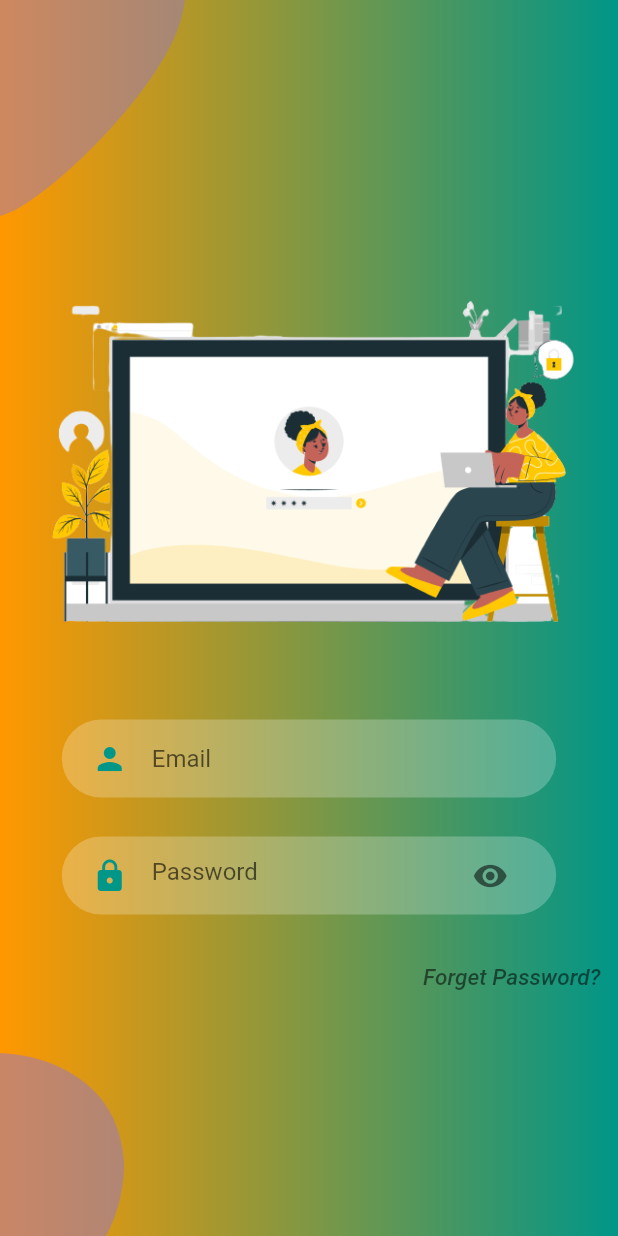
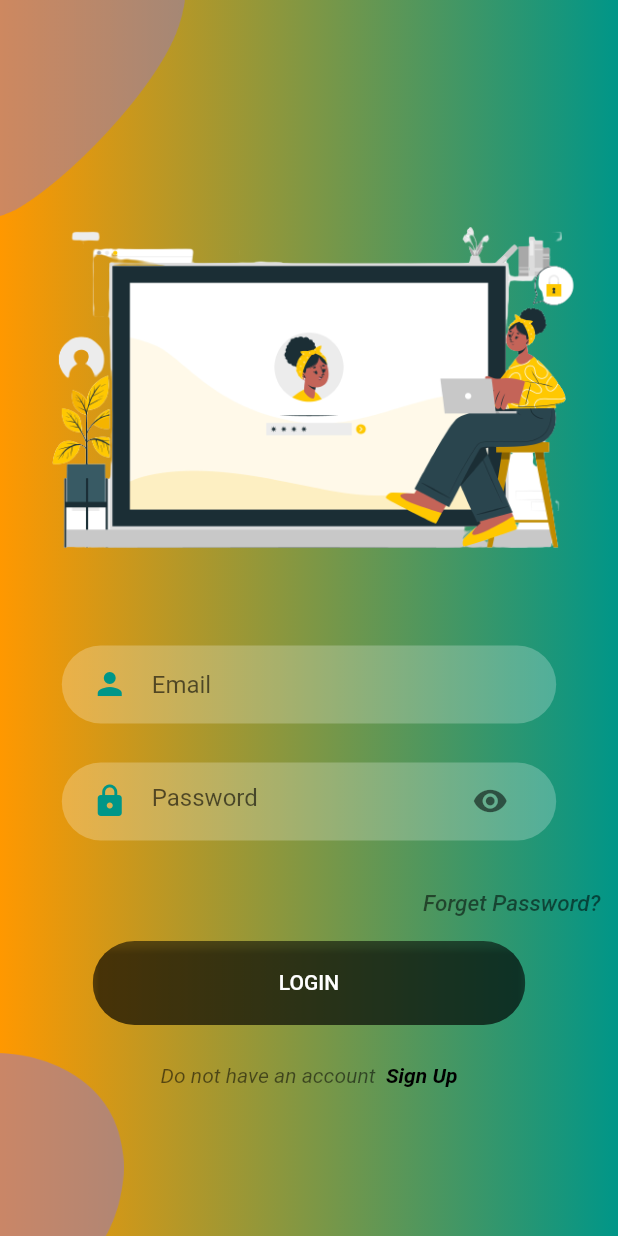
Before and after one commit to otegaoo/flutter-fiverr, a Flutter app: the screen it shows after launch, after a tap on "LOGIN", on a phone screen of 412 x 824 dp. Run offline on Flutter 3.47's test engine with Material 2 defaults, Android fonts, the phone set to English and light mode, and no system bars; our stand-ins replace firebase_auth, firebase_core; accounts and stored records are empty.

Commit message:
FE || Flutter-ui || Login-page added already-have-an-account page and routing video #20 complete

```diff
--- a/fiverr/lib/LoginScreen/body.dart
+++ b/fiverr/lib/LoginScreen/body.dart
@@ -1,4 +1,7 @@
 import 'package:fiverr/LoginScreen/background.dart';
+import 'package:fiverr/SignupScreen/signup_screen.dart';
+import 'package:fiverr/Widgets/already_have_an_account_check.dart';
+import 'package:fiverr/Widgets/rounded_button.dart';
 import 'package:fiverr/Widgets/rounded_input_field.dart';
 import 'package:fiverr/Widgets/rounded_password_field.dart';
 import 'package:flutter/material.dart';
@@ -60,6 +63,21 @@ class _LoginBodyState extends State<LoginBody> {
                   ),
                 ),
               ),
+              RoundedButton(
+                text: 'LOGIN',
+                press: () {
+
+                },
+              ),
+              SizedBox(height: size.height * 0.03,
+              ),
+              AlreadyHaveAnAccountCheck(
+                login: true,
+                press: (){
+                  Navigator.push(context,
+                    MaterialPageRoute(builder: (context) => SignupScreen()));
+                },
+              ),
           ]
         ),
       )
--- /dev/null
+++ b/fiverr/lib/Widgets/already_have_an_account_check.dart
@@ -0,0 +1,37 @@
+import 'package:flutter/material.dart';
+
+class AlreadyHaveAnAccountCheck extends StatelessWidget {
+
+  final bool login;
+  final VoidCallback press;
+
+  AlreadyHaveAnAccountCheck({
+    this.login = true,
+    required this.press,
+  });
+
+  @override
+  Widget build(BuildContext context) {
+    return Row(
+      mainAxisAlignment: MainAxisAlignment.center,
+      children: [
+        Text(
+          login ? 'Do not have an account' : 'Already have an Account',
+          style: const TextStyle(color: Colors.black54, fontStyle: FontStyle.italic,
+          ),
+        ),
+        GestureDetector(
+          onTap: press,
+          child: Text(
+            login ? '  Sign Up' : 'Sign In',
+            style: const TextStyle(
+              color: Colors.black,
+              fontWeight: FontWeight.bold,
+              fontStyle: FontStyle.italic,
+            ),
+          ),
+        ),
+      ]
+    );
+  }
+}
```
